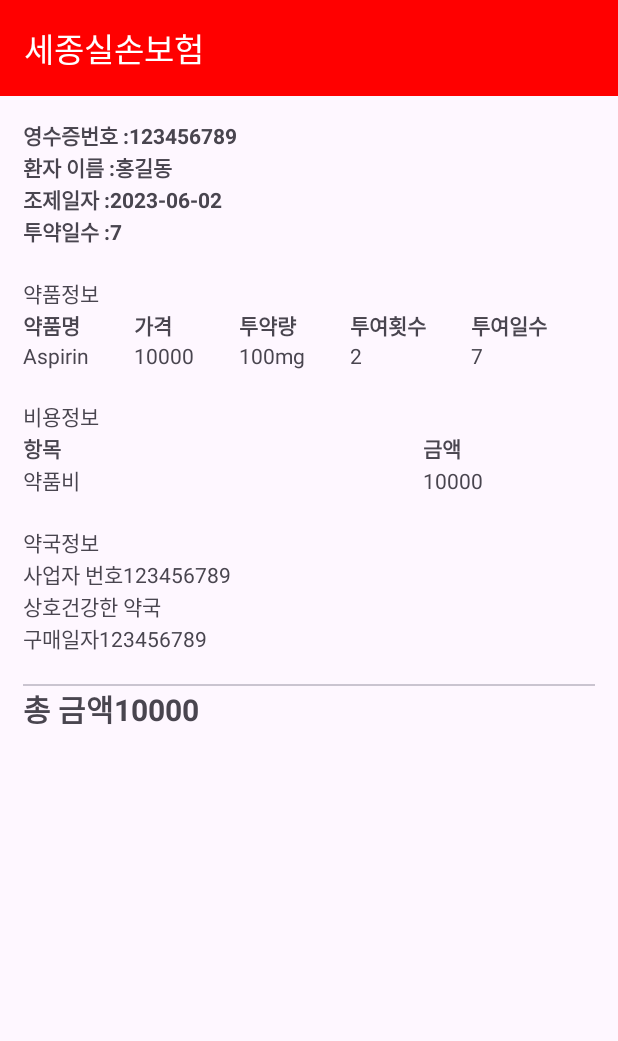
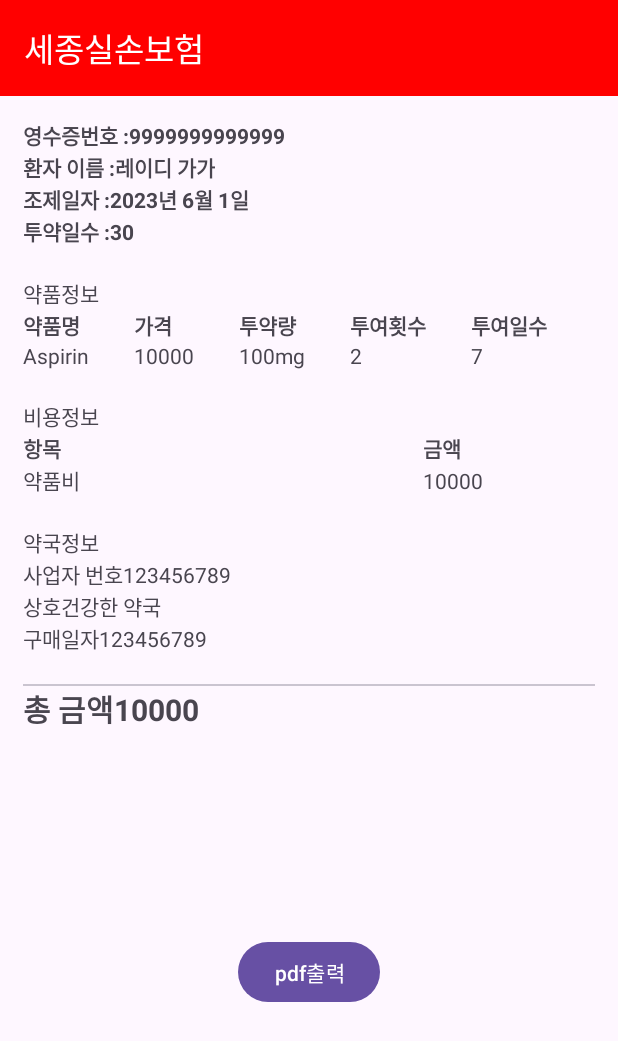
Before and after one commit to brxdev/SejongPDf, an Android app: the screen it shows after launch (MainActivity), on a phone screen of 412 x 824 dp. Shown: the top 1041 px of the screen. Run offline under Robolectric (Android 15) with nearby library versions, the phone set to English and light mode, and no system bars.

Commit message:
구현 [Pdf출력] : Json 토대로 View만들고 pdf 다운로드까지 구현

```diff
--- a/app/src/main/java/com/example/sejongpdf/MainFragment.kt
+++ b/app/src/main/java/com/example/sejongpdf/MainFragment.kt
@@ -1,12 +1,18 @@
 package com.example.sejongpdf
 
+import android.content.Context
+import android.os.Build
 import android.os.Bundle
-import androidx.fragment.app.Fragment
 import android.view.LayoutInflater
 import android.view.View
 import android.view.ViewGroup
+import android.widget.Button
+import android.widget.TextView
+import androidx.annotation.RequiresApi
+import androidx.fragment.app.Fragment
 import com.example.sejongpdf.models.PharmacyReceipt
 import com.google.gson.Gson
+import java.io.IOException
 
 private const val ARG_PARAM1 = "param1"
 private const val ARG_PARAM2 = "param2"
@@ -14,52 +20,6 @@ private const val ARG_PARAM2 = "param2"
 class MainFragment : Fragment() {
     private var param1: String? = null
     private var param2: String? = null
-//
-//    val jsonString = """
-//        {
-//            "receiptNumber": "1234567890",
-//            "patientName": "홍길동",
-//            "formulationDate": "2021-09-01T00:00:00",
-//            "medicationDays": 30,
-//            "medicines": [
-//                {
-//                    "name": "약품1",
-//                    "price": 1000,
-//                    "dosage": "1회 1정",
-//                    "administrationTimes": 3,
-//                    "administrationDays": 30
-//                },
-//                {
-//                    "name": "약품2",
-//                    "price": 2000,
-//                    "dosage": "1회 1정",
-//                    "administrationTimes": 3,
-//                    "administrationDays": 30
-//                }
-//            ],
-//            "costStructure": [
-//                {
-//                    "name": "약값",
-//                    "amount": 3000
-//                },
-//                {
-//                    "name": "조제료",
-//                    "amount": 1000
-//                },
-//                {
-//                    "name": "기타",
-//                    "amount": 1000
-//                }
-//            ],
-//            "businessNumber": "123-45-67890",
-//            "businessName": "약국명",
-//            "purchaseDate": "2021-09-01T00:00:00",
-//            "totalAmount": 5000
-//        }
-//    """.trimIndent()
-//
-//    private val gson = Gson()
-//    val receipt: PharmacyReceipt = gson.fromJson(jsonString, PharmacyReceipt::class.java)
 
     override fun onCreate(savedInstanceState: Bundle?) {
         super.onCreate(savedInstanceState)
@@ -67,6 +27,17 @@ class MainFragment : Fragment() {
             param1 = it.getString(ARG_PARAM1)
             param2 = it.getString(ARG_PARAM2)
         }
+    }
+
+    private fun getJsonDataFromAsset(context: Context, fileName: String): String {
+        val jsonString: String
+        try {
+            jsonString = context.assets.open(fileName).bufferedReader().use { it.readText() }
+        } catch (ioException: IOException) {
+            ioException.printStackTrace()
+            return ""
+        }
+        return jsonString
     }
 
     override fun onCreateView(
@@ -78,6 +49,26 @@ class MainFragment : Fragment() {
 
     override fun onViewCreated(view: View, savedInstanceState: Bundle?) {
         super.onViewCreated(view, savedInstanceState)
+
+        val jsonFileString =
+            getJsonDataFromAsset(requireContext(), "sampledata/medicineReceipt.json")
+
+        val gson = Gson();
+
+        val pharmacyReceipt = gson.fromJson(jsonFileString, PharmacyReceipt::class.java)
+
+
+        view.findViewById<TextView>(R.id.receiptNumberTextView).text = pharmacyReceipt.receiptNumber
+        view.findViewById<TextView>(R.id.patientNameTextView).text = pharmacyReceipt.patientName
+        view.findViewById<TextView>(R.id.formulationDateTextView).text =
+            pharmacyReceipt.formulationDate
+        view.findViewById<TextView>(R.id.medicationDaysTextView).text =
+            pharmacyReceipt.medicationDays.toString()
+        val saveButton = view.findViewById<Button>(R.id.pdfPrintButton)
+        saveButton.setOnClickListener {
+            val activity = activity as MainActivity
+            activity.saveViewAsPDF(view, "myrealtest.pdf")
+        }
 
     }
 
--- a/app/src/main/java/com/example/sejongpdf/models/data.kt
+++ b/app/src/main/java/com/example/sejongpdf/models/data.kt
@@ -6,13 +6,13 @@ import java.time.LocalDateTime
 data class PharmacyReceipt(
     @SerializedName("receiptNumber") val receiptNumber: String,
     @SerializedName("patientName") val patientName: String,
-    @SerializedName("formulationDate") val formulationDate: LocalDateTime,
+    @SerializedName("formulationDate") val formulationDate: String,
     @SerializedName("medicationDays") val medicationDays: Int,
     @SerializedName("medicines") val medicines: List<Medicine>,
     @SerializedName("costStructure") val costStructure: List<CostItem>,
     @SerializedName("businessNumber") val businessNumber: String,
     @SerializedName("businessName") val businessName: String,
-    @SerializedName("purchaseDate") val purchaseDate: LocalDateTime,
+    @SerializedName("purchaseDate") val purchaseDate: String,
     @SerializedName("totalAmount") val totalAmount: Double
 )
 
--- a/app/src/main/res/layout/fragment_main.xml
+++ b/app/src/main/res/layout/fragment_main.xml
@@ -329,27 +329,37 @@
         app:layout_constraintTop_toBottomOf="@+id/pharmacyInfoLinearLayout" />
 
     <LinearLayout
+        android:id="@+id/totalCostLinearLayout"
         android:layout_width="match_parent"
         android:layout_height="wrap_content"
-        app:layout_constraintTop_toBottomOf="@+id/divider"
-        >
+        app:layout_constraintTop_toBottomOf="@+id/divider">
+
         <TextView
             android:id="@+id/totalCostTextView"
             android:layout_width="wrap_content"
             android:layout_height="wrap_content"
             android:text="총 금액"
             android:textSize="20sp"
-            android:textStyle="bold"
-            />
+            android:textStyle="bold" />
+
         <TextView
             android:id="@+id/totalCostValueTextView"
             android:layout_width="wrap_content"
             android:layout_height="wrap_content"
             android:text="10000"
             android:textSize="20sp"
-            android:textStyle="bold"
-            />
+            android:textStyle="bold" />
     </LinearLayout>
+
+    <Button
+        android:id="@+id/pdfPrintButton"
+        android:layout_width="wrap_content"
+        android:layout_height="wrap_content"
+        android:text="pdf출력"
+        app:layout_constraintBottom_toBottomOf="parent"
+        app:layout_constraintEnd_toEndOf="parent"
+        app:layout_constraintStart_toStartOf="parent"
+        app:layout_constraintTop_toBottomOf="@+id/totalCostLinearLayout" />
 
 
 </androidx.constraintlayout.widget.ConstraintLayout>
```
Also changed, not shown: app/src/main/AndroidManifest.xml (+7 -0 lines), app/src/main/assets/sampledata/medicineReceipt.json (added, +40 -0 lines), app/src/main/java/com/example/sejongpdf/MainActivity.kt (+69 -0 lines).
